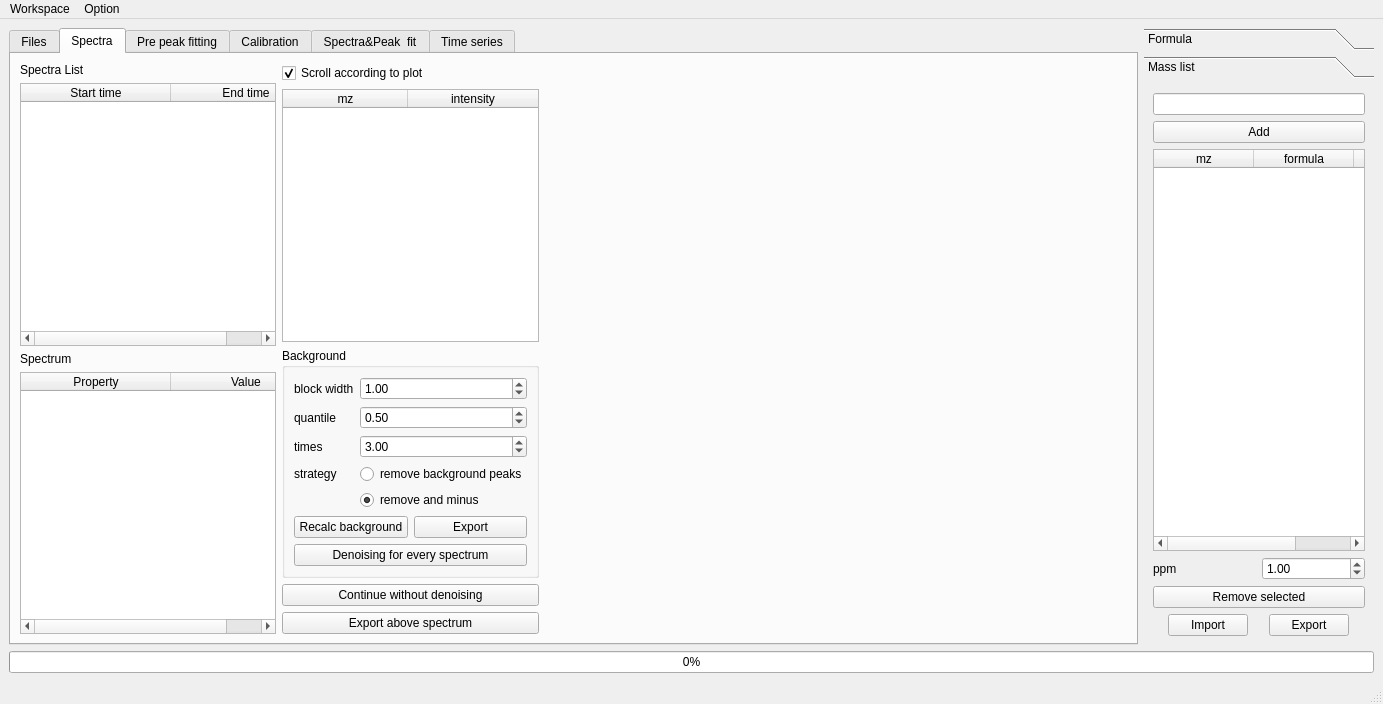
Qt form Oribitool.ui (l460289052/Orbitool) before a commit.
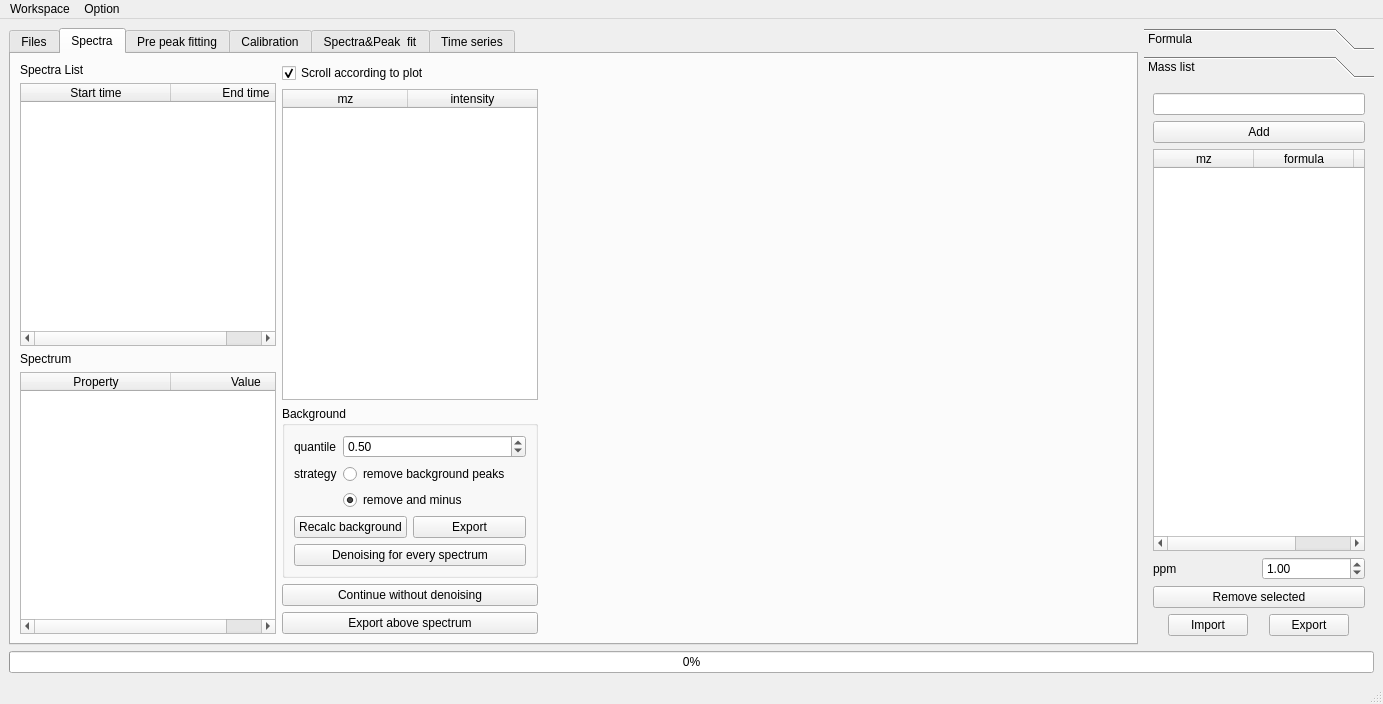
The same form after that commit. The open tabs and pages were chosen to show the change.

```diff
--- a/Oribitool.ui
+++ b/Oribitool.ui
@@ -587,37 +587,14 @@
                 <string>Background</string>
                </property>
                <layout class="QFormLayout" name="formLayout_7">
-                <item row="1" column="1">
-                 <widget class="QDoubleSpinBox" name="denoiseStepDoubleSpinBox">
-                  <property name="sizePolicy">
-                   <sizepolicy hsizetype="Preferred" vsizetype="Fixed">
-                    <horstretch>0</horstretch>
-                    <verstretch>0</verstretch>
-                   </sizepolicy>
-                  </property>
-                  <property name="minimum">
-                   <double>0.010000000000000</double>
-                  </property>
-                  <property name="value">
-                   <double>1.000000000000000</double>
-                  </property>
-                 </widget>
-                </item>
                 <item row="1" column="0">
-                 <widget class="QLabel" name="label_24">
-                  <property name="text">
-                   <string>block width</string>
-                  </property>
-                 </widget>
-                </item>
-                <item row="2" column="0">
                  <widget class="QLabel" name="label_25">
                   <property name="text">
                    <string>quantile</string>
                   </property>
                  </widget>
                 </item>
-                <item row="2" column="1">
+                <item row="1" column="1">
                  <widget class="QDoubleSpinBox" name="denoiseQuantileDoubleSpinBox">
                   <property name="sizePolicy">
                    <sizepolicy hsizetype="Preferred" vsizetype="Fixed">
@@ -633,38 +610,14 @@
                   </property>
                  </widget>
                 </item>
-                <item row="3" column="0">
-                 <widget class="QLabel" name="label_26">
-                  <property name="text">
-                   <string>times</string>
-                  </property>
-                 </widget>
-                </item>
-                <item row="3" column="1">
-                 <widget class="QDoubleSpinBox" name="denoiseTimesDoubleSpinBox">
-                  <property name="minimum">
-                   <double>0.010000000000000</double>
-                  </property>
-                  <property name="value">
-                   <double>3.000000000000000</double>
-                  </property>
-                 </widget>
-                </item>
-                <item row="4" column="0">
+                <item row="2" column="0">
                  <widget class="QLabel" name="label_27">
                   <property name="text">
                    <string>strategy</string>
                   </property>
                  </widget>
                 </item>
-                <item row="8" column="0" colspan="2">
-                 <widget class="QPushButton" name="denoiseFinishPushButton">
-                  <property name="text">
-                   <string>Denoising for every spectrum</string>
-                  </property>
-                 </widget>
-                </item>
-                <item row="4" column="1">
+                <item row="2" column="1">
                  <widget class="QRadioButton" name="denoiseRemoveOnlyRadioButton">
                   <property name="text">
                    <string>remove background peaks</string>
@@ -674,7 +627,7 @@
                   </property>
                  </widget>
                 </item>
-                <item row="5" column="1">
+                <item row="3" column="1">
                  <widget class="QRadioButton" name="denoiseRemoveMinusRadioButton">
                   <property name="text">
                    <string>remove and minus</string>
@@ -684,7 +637,7 @@
                   </property>
                  </widget>
                 </item>
-                <item row="6" column="0" colspan="2">
+                <item row="4" column="0" colspan="2">
                  <layout class="QHBoxLayout" name="horizontalLayout_19">
                   <item>
                    <widget class="QPushButton" name="denoiseRecalcPushButton">
@@ -702,6 +655,13 @@
                   </item>
                  </layout>
                 </item>
+                <item row="6" column="0" colspan="2">
+                 <widget class="QPushButton" name="denoiseFinishPushButton">
+                  <property name="text">
+                   <string>Denoising for every spectrum</string>
+                  </property>
+                 </widget>
+                </item>
                </layout>
               </widget>
              </item>
```
Left out of the diff: 2 changed lines with no effect on the pictures.
